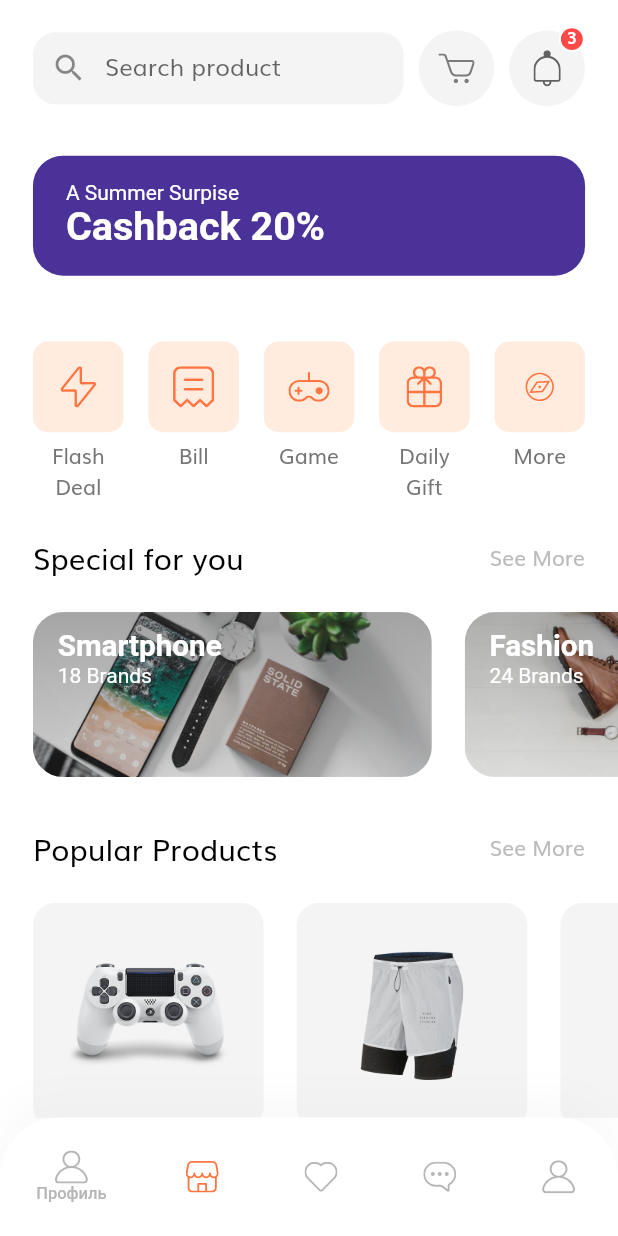
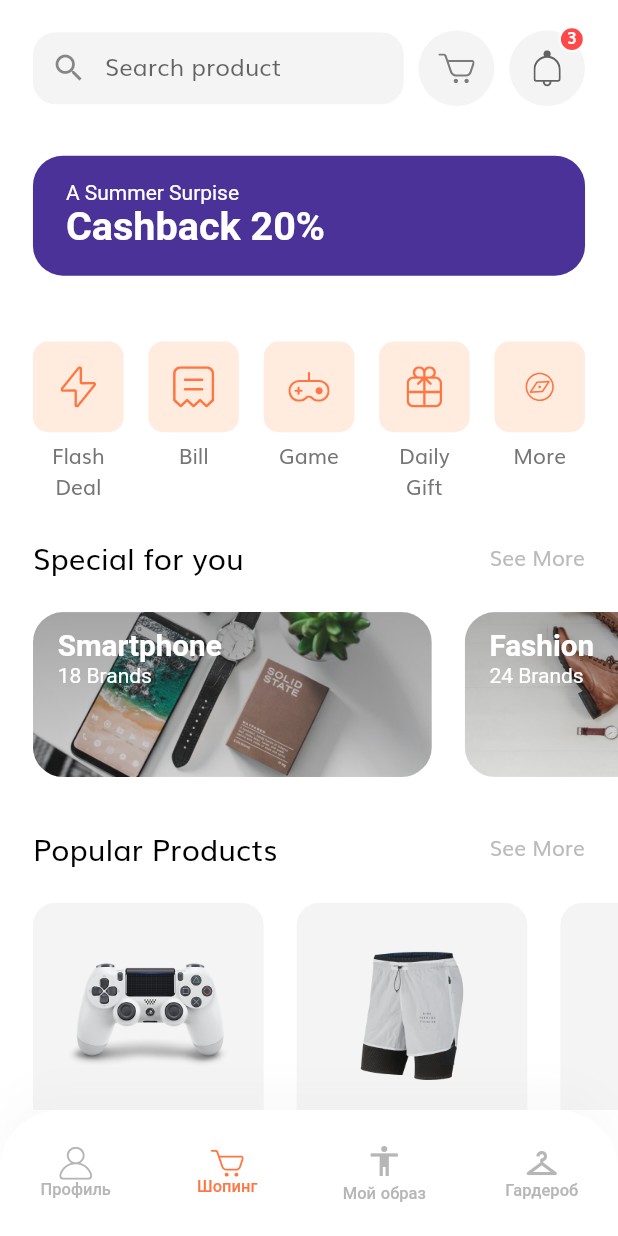
Before and after one commit to joewebkid/test_shop_x1, a Flutter app: the HomeScreen screen opened by its route, on a phone screen of 412 x 824 dp. Run offline on Flutter 3.47's test engine with Material 2 defaults, Android fonts, the phone set to English and light mode, and no system bars; our stand-ins replace flutter_svg.

Commit message:
lifestyle screen

```diff
--- a/lib/components/coustom_bottom_nav_bar.dart
+++ b/lib/components/coustom_bottom_nav_bar.dart
@@ -2,6 +2,7 @@ import 'package:flutter/material.dart';
 import 'package:flutter_svg/flutter_svg.dart';
 import 'package:test_comp_plant/screens/home/home_screen.dart';
 import 'package:test_comp_plant/screens/profile/profile_screen.dart';
+import 'package:test_comp_plant/screens/lifestyle/lifestyle_screen.dart';
 
 import '../constants.dart';
 import '../enums.dart';
@@ -65,34 +66,125 @@ class CustomBottomNavBar extends StatelessWidget {
                   Navigator.pushNamed(context, ProfileScreen.routeName);
                 },
               ),
-              IconButton(
-                icon: SvgPicture.asset(
-                  "assets/icons/Shop Icon.svg",
+
+              TextButton(
+                child: Column(
+                  crossAxisAlignment: CrossAxisAlignment.center,
+                  mainAxisSize: MainAxisSize.min,
+                  children: <Widget>[
+                    SvgPicture.asset(
+                      "assets/icons/Cart Icon.svg",
                       color: MenuState.home == selectedMenu
                           ? kPrimaryColor
                           : inActiveIconColor,
                     ),
-                onPressed: () =>
-                    Navigator.pushNamed(context, HomeScreen.routeName),
+                    Text(
+                      'Шопинг',
+                      style: TextStyle(
+                        color: MenuState.home == selectedMenu
+                            ? kPrimaryColor
+                            : inActiveIconColor,
+                        fontSize: getProportionateScreenWidth(10),
                       ),
-              IconButton(
-                icon: SvgPicture.asset("assets/icons/Heart Icon.svg"),
-                onPressed: () {},
                     ),
-              IconButton(
-                icon: SvgPicture.asset("assets/icons/Chat bubble Icon.svg"),
-                onPressed: () {},
+                  ],
                 ),
-              IconButton(
-                icon: SvgPicture.asset(
-                  "assets/icons/User Icon.svg",
-                  color: MenuState.profile == selectedMenu
+                onPressed: () {
+                  Navigator.pushNamed(context, HomeScreen.routeName);
+                },
+              ),
+              TextButton(
+                child: Column(
+                  crossAxisAlignment: CrossAxisAlignment.center,
+                  mainAxisSize: MainAxisSize.min,
+                  children: <Widget>[
+                    Icon(
+                      Icons.accessibility,
+                      color: MenuState.lifestyle == selectedMenu
                           ? kPrimaryColor
                           : inActiveIconColor,
                     ),
-                onPressed: () =>
-                    Navigator.pushNamed(context, ProfileScreen.routeName),
+                    // SvgPicture.asset(
+                    //   "assets/icons/Cart Icon.svg",
+                    //   color: MenuState.lifestyle == selectedMenu
+                    //       ? kPrimaryColor
+                    //       : inActiveIconColor,
+                    // ),
+                    Text(
+                      'Мой образ',
+                      style: TextStyle(
+                        color: MenuState.lifestyle == selectedMenu
+                            ? kPrimaryColor
+                            : inActiveIconColor,
+                        fontSize: getProportionateScreenWidth(10),
                       ),
+                    ),
+                  ],
+                ),
+                onPressed: () {
+                  Navigator.pushNamed(context, LifestyleScreen.routeName);
+                },
+              ),
+              TextButton(
+                child: Column(
+                  crossAxisAlignment: CrossAxisAlignment.center,
+                  mainAxisSize: MainAxisSize.min,
+                  children: <Widget>[
+                    Icon(
+                      Icons.checkroom,
+                      color: MenuState.lifestyle == selectedMenu
+                          ? kPrimaryColor
+                          : inActiveIconColor,
+                    ),
+                    // SvgPicture.asset(
+                    //   "assets/icons/Cart Icon.svg",
+                    //   color: MenuState.lifestyle == selectedMenu
+                    //       ? kPrimaryColor
+                    //       : inActiveIconColor,
+                    // ),
+                    Text(
+                      'Гардероб',
+                      style: TextStyle(
+                        color: MenuState.lifestyle == selectedMenu
+                            ? kPrimaryColor
+                            : inActiveIconColor,
+                        fontSize: getProportionateScreenWidth(10),
+                      ),
+                    ),
+                  ],
+                ),
+                onPressed: () {
+                  Navigator.pushNamed(context, LifestyleScreen.routeName);
+                },
+              ),
+              // IconButton(
+              //   icon: SvgPicture.asset(
+              //     "assets/icons/Shop Icon.svg",
+              //     color: MenuState.home == selectedMenu
+              //         ? kPrimaryColor
+              //         : inActiveIconColor,
+              //   ),
+              //   onPressed: () =>
+              //       Navigator.pushNamed(context, HomeScreen.routeName),
+              // ),
+              // IconButton(
+              //   icon: SvgPicture.asset("assets/icons/Heart Icon.svg"),
+              //   onPressed: () {},
+              // ),
+              // IconButton(
+              //   icon: SvgPicture.asset("assets/icons/Chat bubble Icon.svg"),
+              //   onPressed: () {},
+              // ),
+              // IconButton(
+              //   icon: SvgPicture.asset(
+              //     "assets/icons/User Icon.svg",
+              //     color: MenuState.profile == selectedMenu
+              //         ? kPrimaryColor
+              //         : inActiveIconColor,
+              //   ),
+              //   onPressed: () =>
+              //       Navigator.pushNamed(context, ProfileScreen.routeName),
+              // ),
             ],
           )),
     );
--- a/lib/enums.dart
+++ b/lib/enums.dart
@@ -1 +1 @@
-enum MenuState { home, favourite, message, profile }
+enum MenuState { home, favourite, message, profile, lifestyle }
--- a/lib/main.dart
+++ b/lib/main.dart
@@ -1,6 +1,6 @@
 import 'package:flutter/material.dart';
 import 'package:test_comp_plant/routes.dart';
-import 'package:test_comp_plant/screens/profile/profile_screen.dart';
+// import 'package:test_comp_plant/screens/profile/profile_screen.dart';
 import 'package:test_comp_plant/screens/splash/splash_screen.dart';
 import 'package:test_comp_plant/theme.dart';
 
--- a/lib/routes.dart
+++ b/lib/routes.dart
@@ -9,6 +9,7 @@ import 'package:test_comp_plant/screens/otp/otp_screen.dart';
 import 'package:test_comp_plant/screens/profile/profile_screen.dart';
 import 'package:test_comp_plant/screens/sign_in/sign_in_screen.dart';
 import 'package:test_comp_plant/screens/splash/splash_screen.dart';
+import 'package:test_comp_plant/screens/lifestyle/lifestyle_screen.dart';
 
 import 'screens/sign_up/sign_up_screen.dart';
 
@@ -26,4 +27,5 @@ final Map<String, WidgetBuilder> routes = {
   DetailsScreen.routeName: (context) => DetailsScreen(),
   CartScreen.routeName: (context) => CartScreen(),
   ProfileScreen.routeName: (context) => ProfileScreen(),
+  LifestyleScreen.routeName: (context) => LifestyleScreen(),
 };
--- /dev/null
+++ b/lib/screens/lifestyle/components/body.dart
@@ -0,0 +1,16 @@
+import 'package:flutter/material.dart';
+
+
+class Body extends StatelessWidget {
+  @override
+  Widget build(BuildContext context) {
+    return SingleChildScrollView(
+      padding: EdgeInsets.symmetric(vertical: 20),
+      child: Column(
+        children: [
+          Text("1")
+        ],
+      ),
+    );
+  }
+}
--- /dev/null
+++ b/lib/screens/lifestyle/lifestyle_screen.dart
@@ -0,0 +1,19 @@
+import 'package:flutter/material.dart';
+import 'package:test_comp_plant/components/coustom_bottom_nav_bar.dart';
+import 'package:test_comp_plant/enums.dart';
+
+import 'components/body.dart';
+
+class LifestyleScreen extends StatelessWidget {
+  static String routeName = "/lifestyle";
+  @override
+  Widget build(BuildContext context) {
+    return Scaffold(
+      appBar: AppBar(
+        title: Text("Lifestyle"),
+      ),
+      body: Body(),
+      bottomNavigationBar: CustomBottomNavBar(selectedMenu: MenuState.lifestyle),
+    );
+  }
+}
```
Lines whose indentation alone changed are shown as unchanged.
